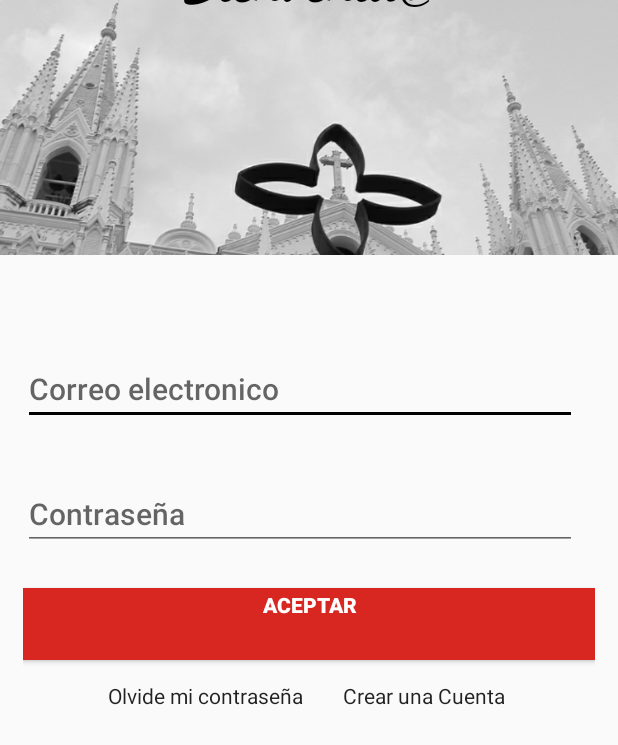
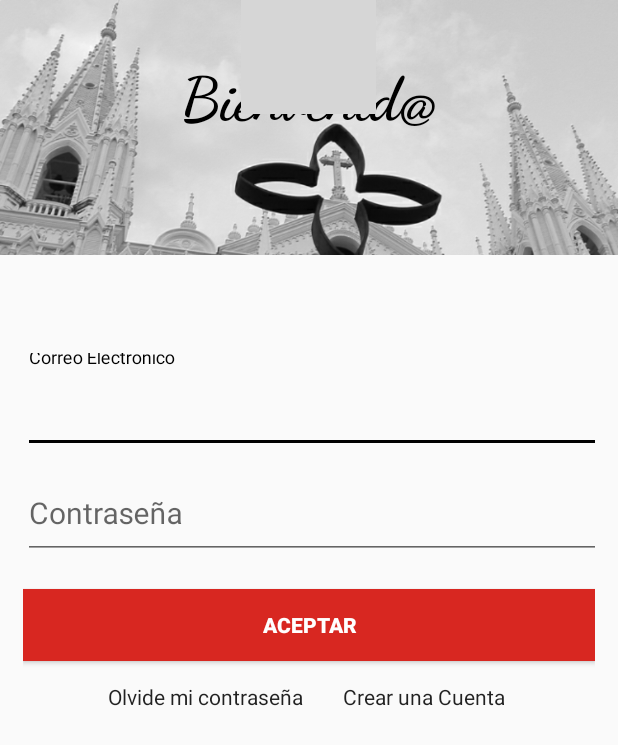
Before and after one commit to TecErickLuna/AVISAdevelopers, an Android app: the Login_Form screen opened directly, with no data from a screen before it, on a phone screen of 412 x 824 dp. Shown: the top 745 px of the screen. Run offline under Robolectric (Android 15) with nearby library versions, the phone set to English and light mode, and no system bars; our stand-ins replace Volley; grey boxes are pictures that could not be loaded.

```diff
--- a/app/src/main/res/layout/activity_login__form.xml
+++ b/app/src/main/res/layout/activity_login__form.xml
@@ -13,6 +13,12 @@
         android:id="@+id/header"
         android:orientation="vertical"
         android:background="@drawable/flogin">
+        <ImageView
+            android:layout_width="90dp"
+            android:layout_height="90dp"
+            android:src="@drawable/avisalogin"
+            android:layout_marginTop="-14dp"
+            android:layout_gravity="center"/>
  <TextView
      android:layout_width="match_parent"
      android:layout_height="60dp"
@@ -20,7 +26,7 @@
      android:text="Bienvenid@"
      android:textStyle="bold"
      android:textSize="40dp"
-     android:layout_marginTop="-43dp"
+     android:layout_marginTop="-40dp"
      android:fontFamily="cursive"
      android:textColor="#000000"/>
 
@@ -44,40 +50,43 @@
             android:layout_height="wrap_content"
             android:paddingTop="10dp">
 
-            <LinearLayout
+            <TableLayout
+                android:layout_width="wrap_content"
+                android:layout_height="wrap_content"
+                android:id="@+id/formRegistroConductor"
+                android:shrinkColumns="@android:string/selectAll"
+                android:stretchColumns="@android:string/selectAll"
+                android:layout_gravity="center_horizontal"
+                android:layout_marginTop="-4dp"
+                >
+            <TableRow>
+                <com.google.android.material.textfield.TextInputLayout>
+                    <com.google.android.material.textfield.TextInputEditText
+                        android:hint="Correo Electronico"
+                        android:layout_width="400dp"
+                        android:layout_height="60dp"
+                        android:textSize="20dp"
+                        android:id="@+id/correoElectronico"
+                        android:theme="@style/Widget.AppCompat.EditText"
+                        android:layout_marginTop="20dp"
+                        />
+                </com.google.android.material.textfield.TextInputLayout>
+            </TableRow>
+                <TableRow>
+                    <com.google.android.material.textfield.TextInputLayout>
+                        <com.google.android.material.textfield.TextInputEditText
+                            android:hint="Contraseña"
+                            android:layout_width="400dp"
+                            android:layout_height="60dp"
+                            android:textSize="20dp"
+                            android:id="@+id/passwordLogin"
+                            android:theme="@style/Widget.AppCompat.EditText"
+                            android:layout_marginTop="10dp"
+                            />
+                    </com.google.android.material.textfield.TextInputLayout>
+                </TableRow>
 
-                android:layout_width="match_parent"
-                android:layout_height="wrap_content"
-                android:orientation="horizontal"
-                android:paddingBottom="25dp">
-
-
-                <EditText
-                    android:id="@+id/correoElectronico"
-                    style="@style/TextAppearance.AppCompat.Widget.ActionMode.Title"
-                    android:layout_width="369dp"
-                    android:layout_height="wrap_content"
-                    android:hint="Correo electronico"
-                    android:inputType="textEmailSubject" />
-
-            </LinearLayout>
-            <LinearLayout
-                android:paddingTop="10dp"
-                android:layout_width="match_parent"
-                android:layout_height="wrap_content"
-                android:orientation="horizontal"
-                android:paddingBottom="25dp">
-
-
-                <EditText
-                    android:id="@+id/passwordLogin"
-                    style="@style/TextAppearance.AppCompat.Widget.ActionMode.Title"
-                    android:layout_width="369dp"
-                    android:layout_height="wrap_content"
-                    android:hint="Contraseña"
-                    android:inputType="textPassword" />
-
-            </LinearLayout>
+            </TableLayout>
 
             <Button
                 android:textColor="@color/colorWhite"
@@ -85,6 +94,8 @@
                 android:layout_height="wrap_content"
                 android:background="@color/colorRed"
                 android:onClick="Logeo"
+                android:padding="8dp"
+                android:layout_marginTop="20dp"
                 android:paddingBottom="25dp"
                 android:text="Aceptar"
                 android:textStyle="bold"
--- a/app/src/main/res/layout/activity_registro_conductor.xml
+++ b/app/src/main/res/layout/activity_registro_conductor.xml
@@ -68,7 +68,7 @@
                     android:shrinkColumns="@android:string/selectAll"
                     android:stretchColumns="@android:string/selectAll"
                     android:layout_gravity="center_horizontal"
-                    android:layout_marginTop="-14dp"
+                    android:layout_marginTop="-4dp"
                     >
                     <TableRow>
                         <com.google.android.material.textfield.TextInputLayout>
@@ -79,6 +79,7 @@
                                 android:layout_gravity="center"
                                 android:id="@+id/etNombresConductor"
                                 android:theme="@style/Widget.AppCompat.EditText"
+                                android:layout_marginTop="10dp"
                                 />
                         </com.google.android.material.textfield.TextInputLayout>
 
```
Also changed, not shown: app/src/main/res/layout/activity_tipo_cuenta.xml (+22 -4 lines), app/src/main/res/drawable/iconoconductor.png (added), app/src/main/res/drawable/iconopasajero.png (added), app/src/main/res/drawable/iconopropietario.png (added).
